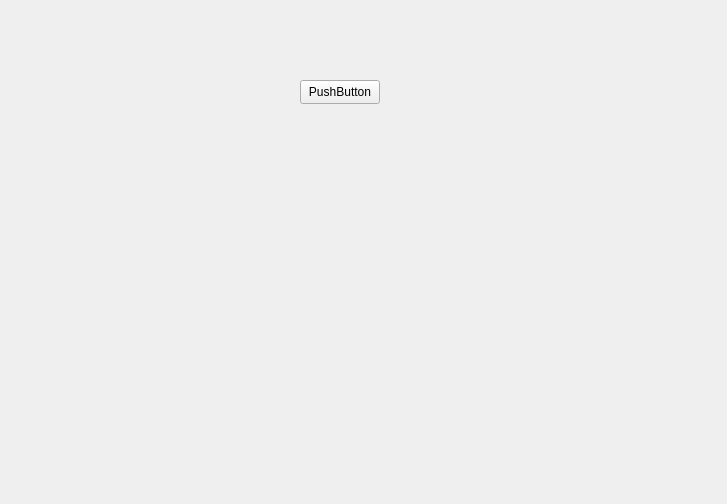
Above: cpp/Accounting/menu.ui from Abbas2026/Accounting before the change. Below: the same form after it.
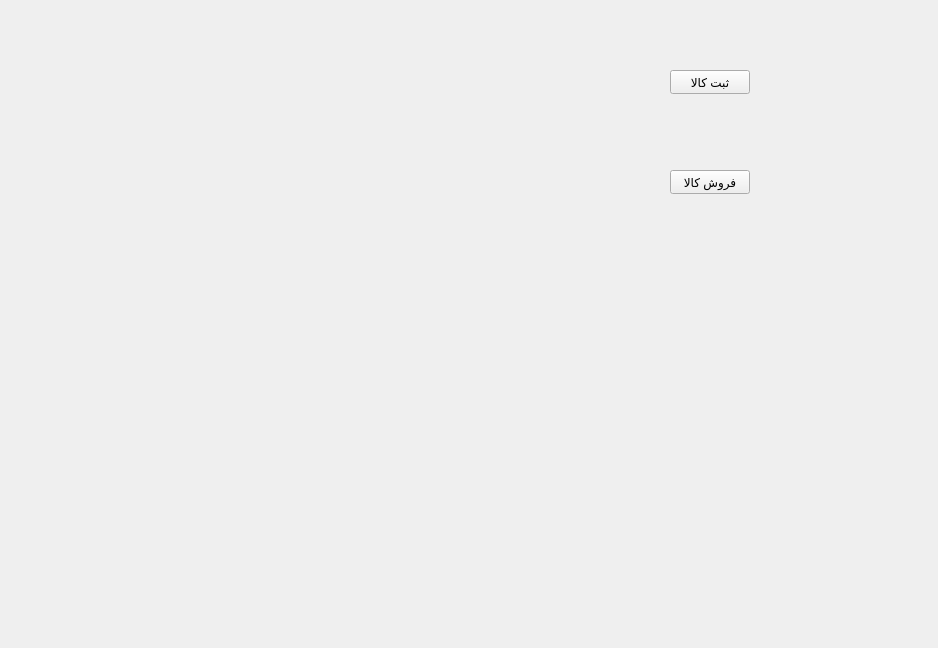
That is the form after the change.

```diff
--- a/cpp/Accounting/menu.ui
+++ b/cpp/Accounting/menu.ui
@@ -6,8 +6,8 @@
    <rect>
     <x>0</x>
     <y>0</y>
-    <width>727</width>
-    <height>504</height>
+    <width>938</width>
+    <height>648</height>
    </rect>
   </property>
   <property name="windowTitle">
@@ -16,14 +16,27 @@
   <widget class="QPushButton" name="pushButton">
    <property name="geometry">
     <rect>
-     <x>300</x>
-     <y>80</y>
+     <x>670</x>
+     <y>70</y>
      <width>80</width>
      <height>24</height>
     </rect>
    </property>
    <property name="text">
-    <string>PushButton</string>
+    <string>ثبت کالا</string>
+   </property>
+  </widget>
+  <widget class="QPushButton" name="pushButton_2">
+   <property name="geometry">
+    <rect>
+     <x>670</x>
+     <y>170</y>
+     <width>80</width>
+     <height>24</height>
+    </rect>
+   </property>
+   <property name="text">
+    <string>فروش کالا</string>
    </property>
   </widget>
  </widget>
```
